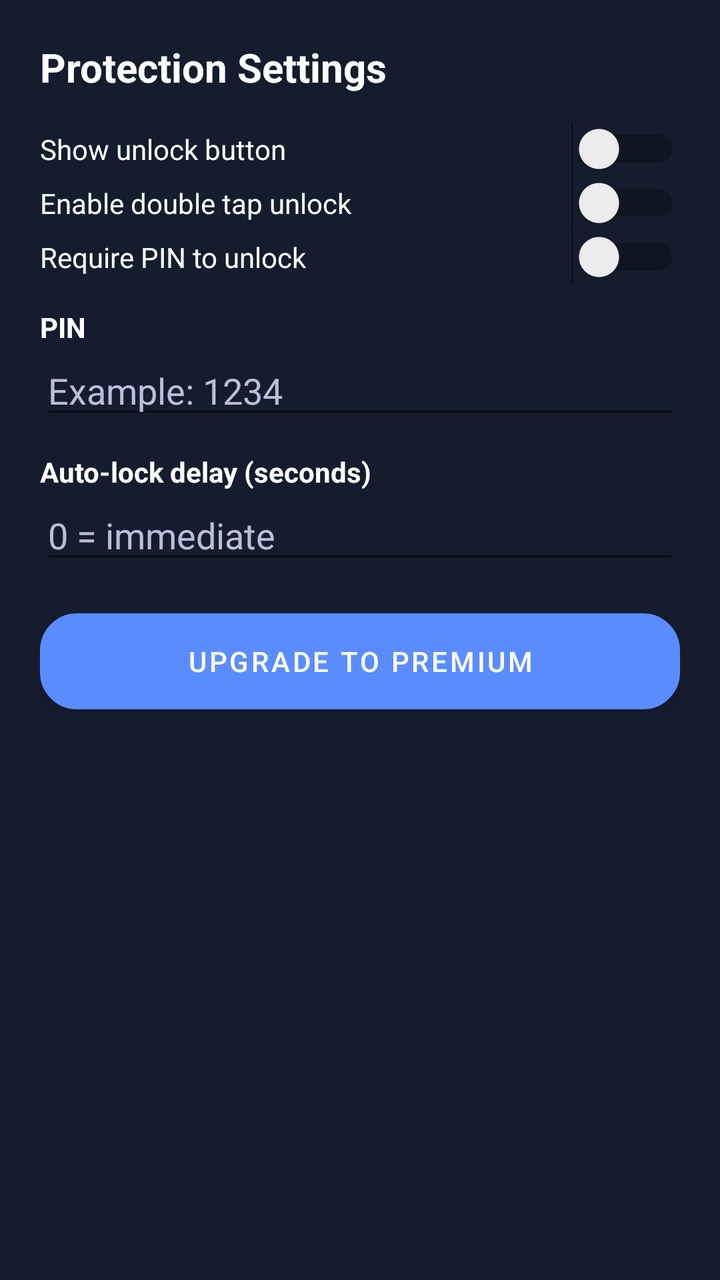
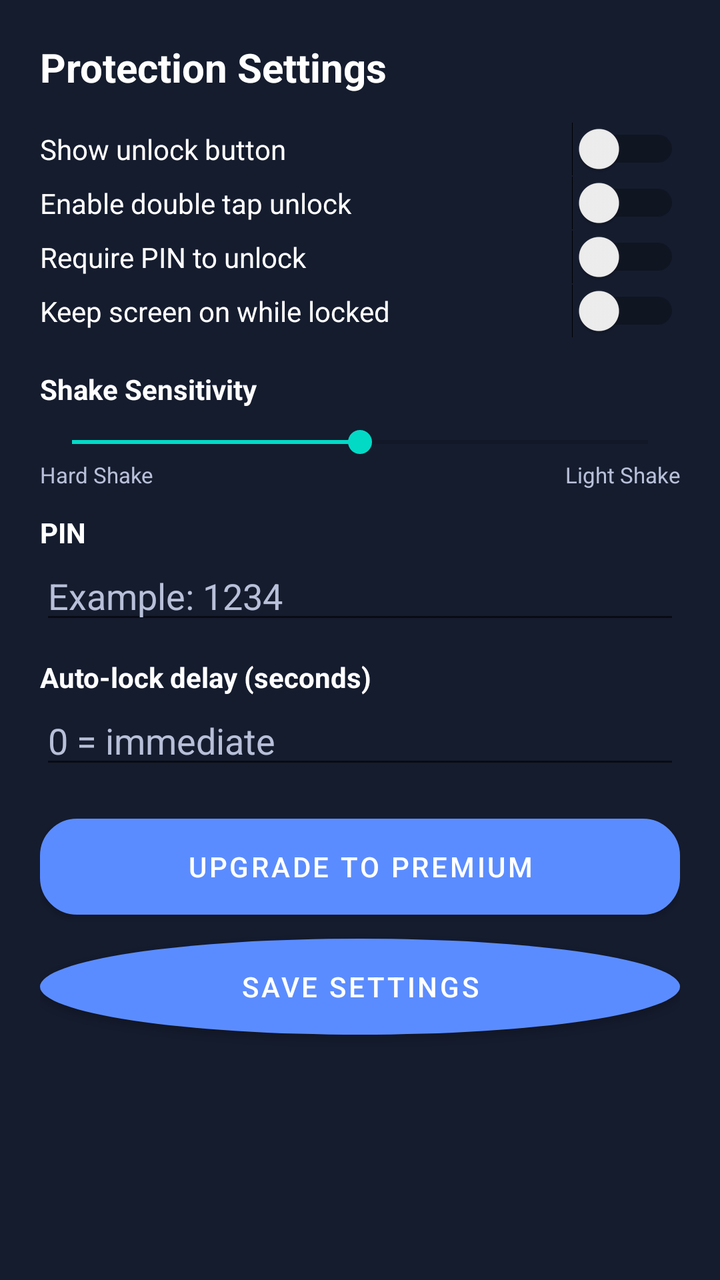

The first picture is an Android layout as it rendered before a commit; the second is the same layout after the commit. The layout source and the unified diff follow.
<!-- AndroidManifest.xml: application theme Theme.TouchLock -->
<!-- res/layout/dialog_settings.xml -->
<?xml version="1.0" encoding="utf-8"?>
<LinearLayout xmlns:android="http://schemas.android.com/apk/res/android"
    android:layout_width="match_parent"
    android:layout_height="wrap_content"
    android:background="@color/card_bg"
    android:orientation="vertical"
    android:padding="20dp">

    <TextView
        android:layout_width="match_parent"
        android:layout_height="wrap_content"
        android:text="Protection Settings"
        android:textColor="@color/text_main"
        android:textSize="20sp"
        android:textStyle="bold" />

    <Switch
        android:id="@+id/dialogSwitchShowUnlock"
        android:layout_width="match_parent"
        android:layout_height="wrap_content"
        android:layout_marginTop="14dp"
        android:text="Show unlock button"
        android:textColor="@color/text_main" />

    <Switch
        android:id="@+id/dialogSwitchDoubleTap"
        android:layout_width="match_parent"
        android:layout_height="wrap_content"
        android:text="Enable double tap unlock"
        android:textColor="@color/text_main" />

    <Switch
        android:id="@+id/dialogSwitchRequirePin"
        android:layout_width="match_parent"
        android:layout_height="wrap_content"
        android:text="Require PIN to unlock"
        android:textColor="@color/text_main" />

    <TextView
        android:layout_width="match_parent"
        android:layout_height="wrap_content"
        android:layout_marginTop="12dp"
        android:text="PIN"
        android:textColor="@color/text_main"
        android:textStyle="bold" />

    <EditText
        android:id="@+id/dialogEdtPin"
        android:layout_width="match_parent"
        android:layout_height="wrap_content"
        android:hint="Example: 1234"
        android:inputType="numberPassword"
        android:textColor="@color/text_main"
        android:textColorHint="@color/text_secondary" />

    <TextView
        android:layout_width="match_parent"
        android:layout_height="wrap_content"
        android:layout_marginTop="12dp"
        android:text="Auto-lock delay (seconds)"
        android:textColor="@color/text_main"
        android:textStyle="bold" />

    <EditText
        android:id="@+id/dialogEdtDelay"
        android:layout_width="match_parent"
        android:layout_height="wrap_content"
        android:hint="0 = immediate"
        android:inputType="number"
        android:textColor="@color/text_main"
        android:textColorHint="@color/text_secondary" />

    <Button
        android:id="@+id/btnPremium"
        android:layout_width="match_parent"
        android:layout_height="wrap_content"
        android:layout_marginTop="20dp"
        android:text="Upgrade to Premium"
        android:background="@drawable/bg_secondary_button"
        android:textColor="@color/text_main" />

</LinearLayout>
<!-- resources referenced by this layout -->
<resources>
  <color name="card_bg">#151C2E</color>
  <color name="text_main">#FFFFFF</color>
  <color name="text_secondary">#B8C0D9</color>
  <!-- drawable bg_secondary_button (drawable) -->
  <?xml version="1.0" encoding="utf-8"?>
  <shape xmlns:android="http://schemas.android.com/apk/res/android">
      <solid android:color="@color/card_bg_2" />
      <stroke
          android:width="1dp"
          android:color="@color/divider_soft" />
      <corners android:radius="18dp" />
  </shape>
  <style name="Theme.TouchLock" parent="Theme.MaterialComponents.DayNight.NoActionBar">
          <item name="colorPrimary">@color/primary_blue</item>
          <item name="colorPrimaryVariant">@color/primary_blue_dark</item>
          <item name="colorOnPrimary">@color/text_main</item>
          <item name="android:statusBarColor">@color/bg_main</item>
          <item name="android:navigationBarColor">@color/bg_main</item>
          <item name="android:windowBackground">@color/bg_main</item>
      </style>
  <color name="card_bg_2">#1A2238</color>
  <color name="divider_soft">#2A3552</color>
  <color name="primary_blue">#5B8CFF</color>
  <color name="primary_blue_dark">#4676E8</color>
  <color name="bg_main">#0B1020</color>
</resources>

<!-- the commit's change to res/layout/dialog_settings.xml (unified diff, before → after) -->
@@ -1,5 +1,6 @@
 <?xml version="1.0" encoding="utf-8"?>
 <LinearLayout xmlns:android="http://schemas.android.com/apk/res/android"
+    xmlns:tools="http://schemas.android.com/tools"
     android:layout_width="match_parent"
     android:layout_height="wrap_content"
     android:background="@color/card_bg"
@@ -9,7 +10,7 @@
     <TextView
         android:layout_width="match_parent"
         android:layout_height="wrap_content"
-        android:text="Protection Settings"
+        android:text="@string/protection_settings"
         android:textColor="@color/text_main"
         android:textSize="20sp"
         android:textStyle="bold" />
@@ -19,22 +20,71 @@
         android:layout_width="match_parent"
         android:layout_height="wrap_content"
         android:layout_marginTop="14dp"
-        android:text="Show unlock button"
-        android:textColor="@color/text_main" />
+        android:text="@string/show_unlock_button"
+        android:textColor="@color/text_main"
+        tools:ignore="UseSwitchCompatOrMaterialXml" />
 
     <Switch
         android:id="@+id/dialogSwitchDoubleTap"
         android:layout_width="match_parent"
         android:layout_height="wrap_content"
-        android:text="Enable double tap unlock"
-        android:textColor="@color/text_main" />
+        android:text="@string/enable_double_tap_unlock"
+        android:textColor="@color/text_main"
+        tools:ignore="UseSwitchCompatOrMaterialXml" />
 
     <Switch
         android:id="@+id/dialogSwitchRequirePin"
         android:layout_width="match_parent"
         android:layout_height="wrap_content"
-        android:text="Require PIN to unlock"
-        android:textColor="@color/text_main" />
+        android:text="@string/require_pin_to_unlock"
+        android:textColor="@color/text_main"
+        tools:ignore="UseSwitchCompatOrMaterialXml" />
+
+    <Switch
+        android:id="@+id/dialogSwitchKeepScreen"
+        android:layout_width="match_parent"
+        android:layout_height="wrap_content"
+        android:text="@string/keep_screen_on_while_locked"
+        android:textColor="@color/text_main"
+        tools:ignore="UseSwitchCompatOrMaterialXml" />
+
+    
+    <TextView
+        android:layout_width="match_parent"
+        android:layout_height="wrap_content"
+        android:layout_marginTop="16dp"
+        android:text="Shake Sensitivity"
+        android:textColor="@color/text_main"
+        android:textStyle="bold" />
+
+    <SeekBar
+        android:id="@+id/dialogSeekShake"
+        android:layout_width="match_parent"
+        android:layout_height="wrap_content"
+        android:layout_marginTop="8dp"
+        android:max="20"
+        android:progress="10" />
+
+    <LinearLayout
+        android:layout_width="match_parent"
+        android:layout_height="wrap_content"
+        android:orientation="horizontal">
+        <TextView
+            android:layout_width="0dp"
+            android:layout_height="wrap_content"
+            android:layout_weight="1"
+            android:text="Hard Shake"
+            android:textColor="@color/text_secondary"
+            android:textSize="11sp" />
+        <TextView
+            android:layout_width="0dp"
+            android:layout_height="wrap_content"
+            android:layout_weight="1"
+            android:gravity="end"
+            android:text="Light Shake"
+            android:textColor="@color/text_secondary"
+            android:textSize="11sp" />
+    </LinearLayout>
 
     <TextView
         android:layout_width="match_parent"
@@ -75,8 +125,17 @@
         android:layout_width="match_parent"
         android:layout_height="wrap_content"
         android:layout_marginTop="20dp"
+        android:background="@drawable/bg_secondary_button"
         android:text="Upgrade to Premium"
-        android:background="@drawable/bg_secondary_button"
+        android:textColor="@color/text_main" />
+
+    <Button
+        android:id="@+id/btnSaveSettings"
+        android:layout_width="match_parent"
+        android:layout_height="wrap_content"
+        android:layout_marginTop="12dp"
+        android:background="@drawable/bg_circle_primary"
+        android:text="Save Settings"
         android:textColor="@color/text_main" />
 
 </LinearLayout>
<!-- resource entries referenced after the edit -->
@@ -3,6 +3,12 @@
   <color name="card_bg">#151C2E</color>
   <color name="text_main">#FFFFFF</color>
   <color name="text_secondary">#B8C0D9</color>
+  <!-- drawable bg_circle_primary (drawable) -->
+  <?xml version="1.0" encoding="utf-8"?>
+  <shape xmlns:android="http://schemas.android.com/apk/res/android"
+      android:shape="oval">
+      <solid android:color="@color/primary_blue" />
+  </shape>
   <!-- drawable bg_secondary_button (drawable) -->
   <?xml version="1.0" encoding="utf-8"?>
   <shape xmlns:android="http://schemas.android.com/apk/res/android">
@@ -12,6 +18,11 @@
           android:color="@color/divider_soft" />
       <corners android:radius="18dp" />
   </shape>
+  <string name="enable_double_tap_unlock">Enable double tap unlock</string>
+  <string name="keep_screen_on_while_locked">Keep screen on while locked</string>
+  <string name="protection_settings">Protection Settings</string>
+  <string name="require_pin_to_unlock">Require PIN to unlock</string>
+  <string name="show_unlock_button">Show unlock button</string>
   <style name="Theme.TouchLock" parent="Theme.MaterialComponents.DayNight.NoActionBar">
           <item name="colorPrimary">@color/primary_blue</item>
           <item name="colorPrimaryVariant">@color/primary_blue_dark</item>
